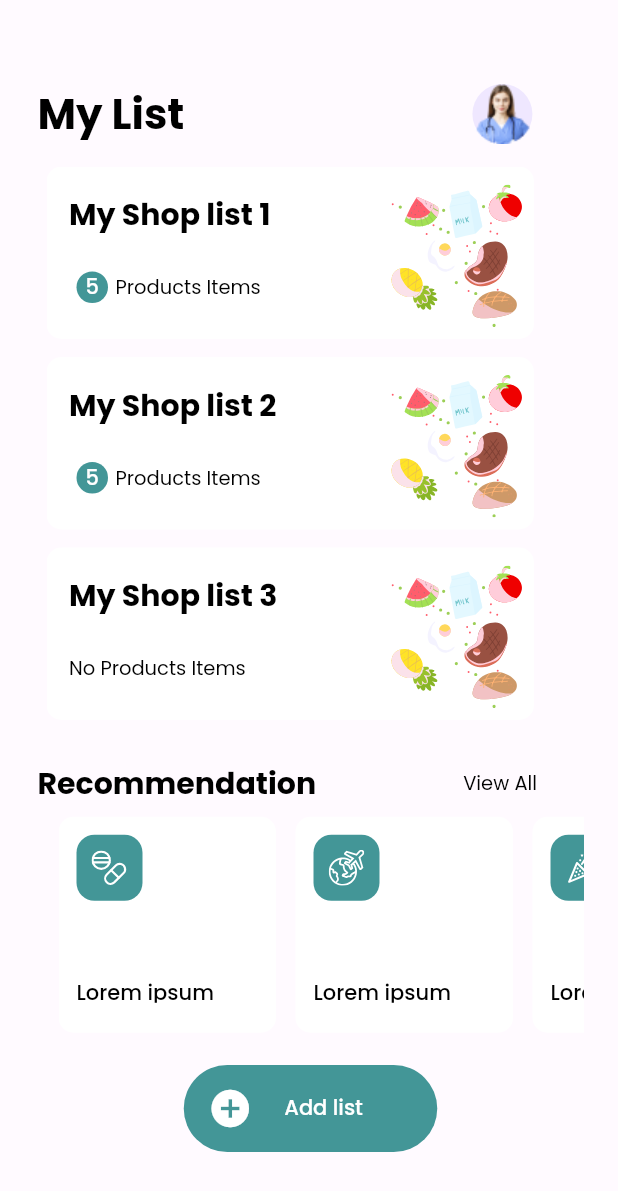
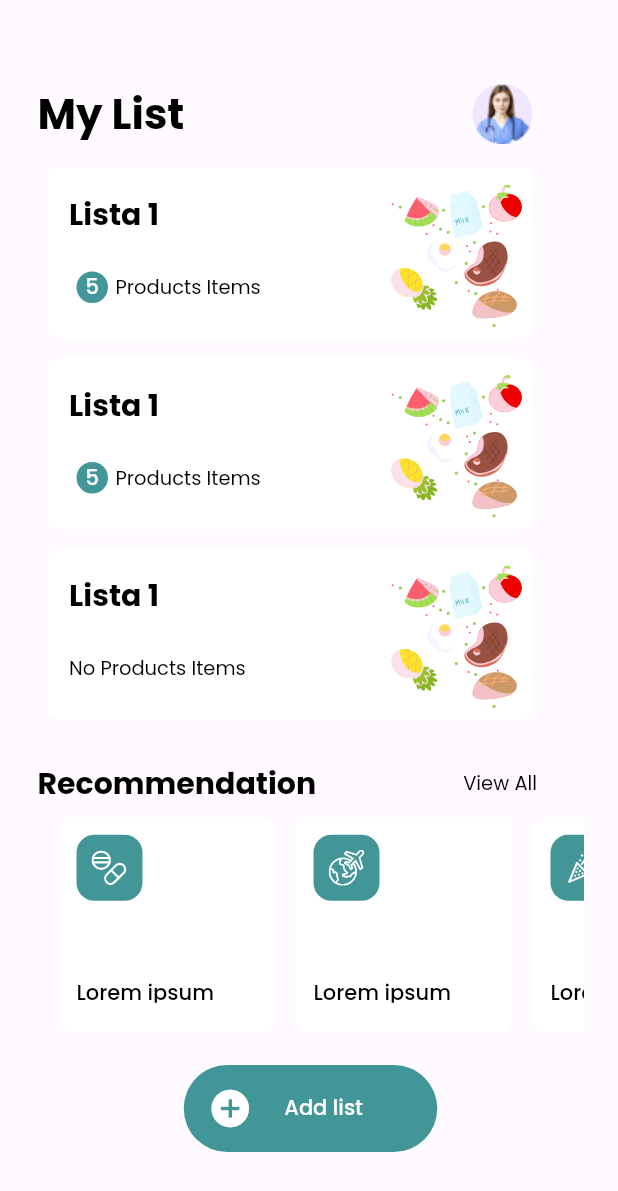
Before and after one commit to Zywiol/to-do-list, a Flutter app: the screen it shows after launch, after a tap on "Continue with Google", on a phone screen of 412 x 824 dp. Shown: the top 1191 px of the screen. Run offline on Flutter 3.47's test engine with Material 2 defaults, Android fonts, the phone set to English and light mode, and no system bars; our stand-ins replace cloud_firestore, firebase_core, flutter_svg, gap, google_fonts; accounts and stored records are empty; generated files the repository leaves out were written again.

```diff
--- a/lib/main.dart
+++ b/lib/main.dart
@@ -4,8 +4,15 @@ import 'package:to_do_list/extensions/theme_colors_ext.dart';
 import 'package:to_do_list/screens/login_screen.dart';
 import 'package:to_do_list/theme/dark_theme.dart';
 import 'package:to_do_list/theme/light_theme.dart';
+import 'package:firebase_core/firebase_core.dart';
+import 'firebase_options.dart';
 
-void main() {
+Future<void> main() async {
+  WidgetsFlutterBinding.ensureInitialized(); // Przesuń tę linię na początek
+  await Firebase.initializeApp(
+    options: DefaultFirebaseOptions.currentPlatform,
+  );
+
   runApp(
     MaterialApp(
       title: 'To do list',
--- a/lib/screens/home_screen.dart
+++ b/lib/screens/home_screen.dart
@@ -1,3 +1,4 @@
+import 'package:cloud_firestore/cloud_firestore.dart';
 import 'package:flutter/material.dart';
 import 'package:gap/gap.dart';
 import 'package:to_do_list/extensions/context_ext.dart';
@@ -6,6 +7,14 @@ import 'package:to_do_list/widgets/list_card.dart';
 import 'package:to_do_list/widgets/recomendation_card.dart';
 import 'package:flutter_gen/gen_l10n/app_localizations.dart';
 import 'package:to_do_list/assets/app_images.dart';
+
+FirebaseFirestore db = FirebaseFirestore.instance;
+
+final user = <String, dynamic>{
+  "name": "Dawid",
+  "lastName": "Zywica",
+  "age": 29
+};
 
 class HomeScreen extends StatelessWidget {
   const HomeScreen({super.key});
@@ -137,27 +146,27 @@ class _ListViewSizedBox extends StatelessWidget {
         children: const [
           ListCard(
             numberOfProducts: 5,
-            count: 1,
+            listName: 'Lista 1',
           ),
           ListCard(
             numberOfProducts: 5,
-            count: 2,
+            listName: 'Lista 1',
           ),
           ListCard(
             numberOfProducts: 0,
-            count: 3,
+            listName: 'Lista 1',
           ),
           ListCard(
             numberOfProducts: 5,
-            count: 4,
+            listName: 'Lista 1',
           ),
           ListCard(
             numberOfProducts: 5,
-            count: 5,
+            listName: 'Lista 1',
           ),
           ListCard(
             numberOfProducts: 5,
-            count: 6,
+            listName: 'Lista 1',
           ),
         ],
       ),
@@ -229,7 +238,10 @@ class _AddButton extends StatelessWidget {
   @override
   Widget build(BuildContext context) {
     return FilledButton(
-      onPressed: () {},
+      onPressed: () {
+        db.collection("tests").add(user).then((DocumentReference doc) =>
+            print('DocumentSnapshot added with ID: ${doc.id}'));
+      },
       style: ButtonStyle(
         backgroundColor: MaterialStateProperty.all(
           context.themeData.colorScheme.secondary,
--- a/lib/screens/login_screen.dart
+++ b/lib/screens/login_screen.dart
@@ -1,4 +1,5 @@
 import 'package:flutter/material.dart';
+import 'package:to_do_list/assets/app_images.dart';
 import 'package:to_do_list/extensions/context_ext.dart';
 import 'package:to_do_list/widgets/login_button.dart';
 import 'package:gap/gap.dart';
@@ -23,7 +24,7 @@ class LoginScreen extends StatelessWidget {
             mainAxisSize: MainAxisSize.max,
             children: [
               const Gap(172.78),
-              SvgPicture.asset('assets/logo.svg'),
+              SvgPicture.asset(AppImages.appLogo),
               const Gap(24.88),
               Padding(
                 padding: const EdgeInsets.only(
@@ -38,20 +39,20 @@ class LoginScreen extends StatelessWidget {
               const Gap(38),
               LoginButton(
                 buttonColor: context.customColor.red,
-                buttonIconImageUrl: 'assets/google.svg',
+                buttonIconImageUrl: AppImages.googleLogo,
                 buttonText: context.strings.continueWithGoogle,
               ),
               const Gap(19),
               LoginButton(
                 buttonColor: context.customColor.black,
-                buttonIconImageUrl: 'assets/apple.svg',
+                buttonIconImageUrl: AppImages.appleLogo,
                 buttonText: context.strings.continueWithApple,
                 buttonBorderWidth: 1.0,
               ),
               const Gap(19),
               LoginButton(
                 buttonColor: context.customColor.primary,
-                buttonIconImageUrl: 'assets/profile.svg',
+                buttonIconImageUrl: AppImages.guestIcon,
                 buttonText: context.strings.continueAsGuest,
               ),
               const Gap(244.36)
--- a/lib/widgets/list_card.dart
+++ b/lib/widgets/list_card.dart
@@ -8,10 +8,10 @@ class ListCard extends StatelessWidget {
   const ListCard({
     super.key,
     required this.numberOfProducts,
-    required this.count,
+    required this.listName,
   });
   final int numberOfProducts;
-  final int count;
+  final String listName;
 
   @override
   Widget build(context) {
@@ -31,7 +31,7 @@ class ListCard extends StatelessWidget {
                 top: 17,
               ),
               child: Text(
-                '${context.strings.myShopList}$count',
+                listName,
                 style: context.themeData.textTheme.titleLarge,
               ),
             ),
--- a/pubspec.yaml
+++ b/pubspec.yaml
@@ -22,6 +22,11 @@ dependencies:
   flutter_localizations:
     sdk: flutter
   flutter_svg: ^2.0.9
+  firebase_core: ^2.22.0
+  cloud_firestore: ^4.13.1
+  firebase_storage: ^11.5.1
+  firebase_database: ^10.3.4
+  bloc: ^8.1.2
 
 dev_dependencies:
   flutter_test:
```
Also changed, not shown: lib/firebase_options.dart (added), pubspec.lock, 6 other files.
